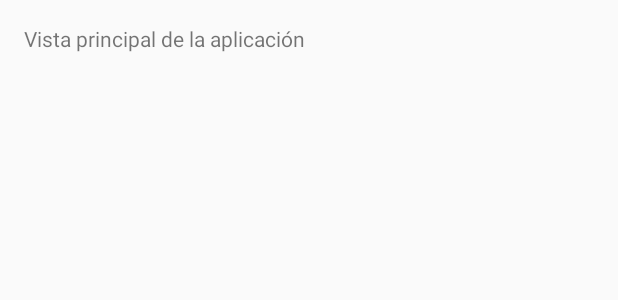
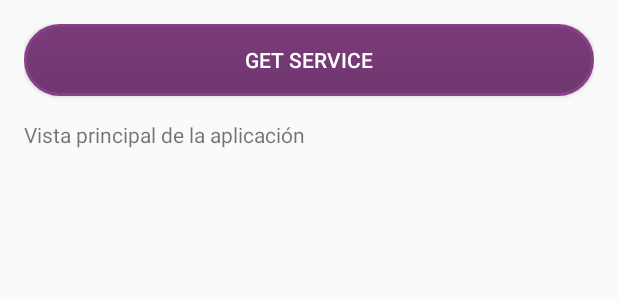
Before and after one commit to alu0100697032/TFGAndroidMobileApp, an Android app: the layout content_main.xml on its own in the app's theme, with its tools: preview values and no code run, on a phone screen of 412 x 824 dp. Shown: the top 300 px of the screen. Run offline under Robolectric (Android 15) with nearby library versions, the phone set to English and light mode, and no system bars; network calls fail.

```diff
--- a/UllApp/app/build.gradle
+++ b/UllApp/app/build.gradle
@@ -24,10 +24,12 @@ repositories {
 }
 
 dependencies {
-    compile fileTree(dir: 'libs', include: ['*.jar'])
+    compile fileTree(include: ['*.jar'], dir: 'libs')
     testCompile 'junit:junit:4.12'
     compile 'com.android.support:appcompat-v7:23.2.0'
     compile 'com.android.support:design:23.2.0'
     compile 'com.facebook.android:facebook-android-sdk:4.+'
     compile 'com.google.code.gson:gson:2.3.1'
+    compile 'eu.the4thfloor.volley:com.android.volley:2015.05.28'
+    compile 'de.hdodenhof:circleimageview:2.1.0'
 }
--- a/UllApp/app/src/main/res/layout/content_main.xml
+++ b/UllApp/app/src/main/res/layout/content_main.xml
@@ -1,7 +1,8 @@
 <?xml version="1.0" encoding="utf-8"?>
-<RelativeLayout xmlns:android="http://schemas.android.com/apk/res/android"
+<LinearLayout xmlns:android="http://schemas.android.com/apk/res/android"
     xmlns:app="http://schemas.android.com/apk/res-auto"
     xmlns:tools="http://schemas.android.com/tools"
+    android:orientation="vertical"
     android:layout_width="match_parent"
     android:layout_height="match_parent"
     android:paddingBottom="@dimen/activity_vertical_margin"
@@ -12,8 +13,20 @@
     tools:context="com.example.v.ullapp.MainActivity"
     tools:showIn="@layout/app_bar_main">
 
+    <Button
+        android:layout_width="match_parent"
+        android:layout_height="wrap_content"
+        android:text="Get Service"
+        android:background="@drawable/custom_button"
+        android:textColor="@color/colorWhite"
+        android:id="@+id/getService"
+        android:layout_gravity="center_horizontal"
+        android:onClick="getService" />
+
     <TextView
         android:layout_width="wrap_content"
         android:layout_height="wrap_content"
-        android:text="Vista principal de la aplicación" />
-</RelativeLayout>
+        android:id="@+id/display"
+        android:text="Vista principal de la aplicación"
+        android:layout_marginTop="16dp"/>
+</LinearLayout>
```
Also changed, not shown: UllApp/app/src/main/java/com/example/v/ullapp/LogIn.java (+82 -33 lines), UllApp/app/src/main/java/com/example/v/ullapp/MainActivity.java (+128 -6 lines), UllApp/app/src/main/res/layout/log_in.xml (+13 -4 lines).
